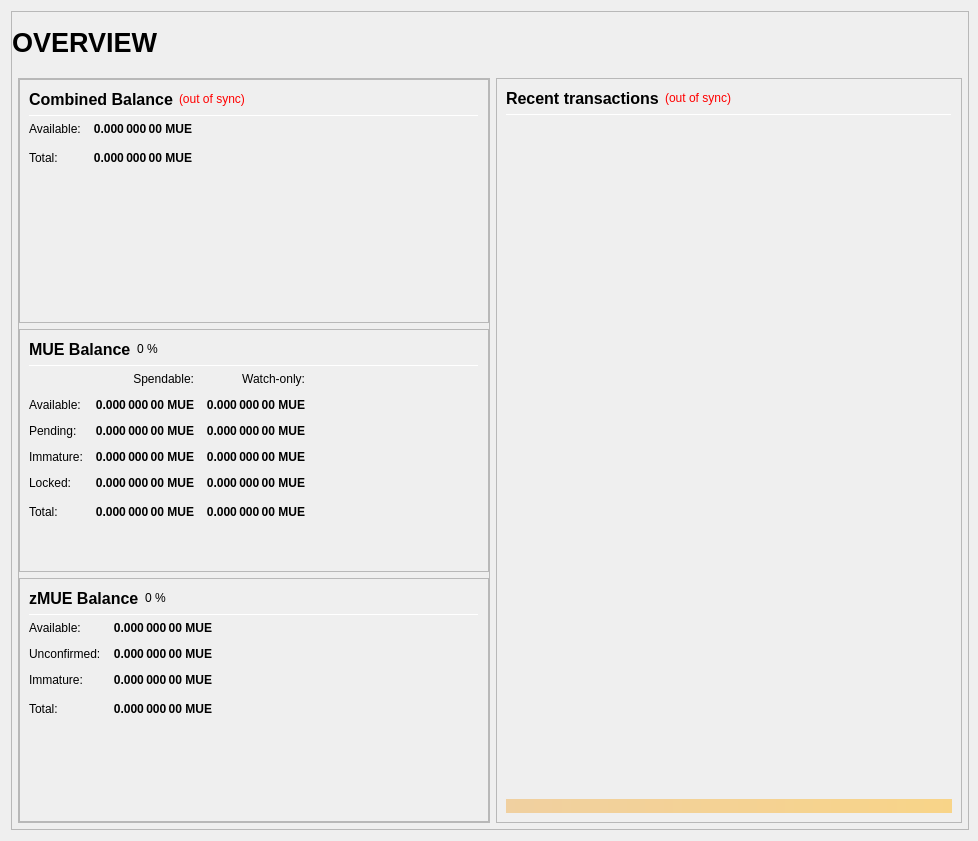
Above: src/qt/forms/overviewpage.ui from theboldproject/BOLD before the change. Below: the same form after it.
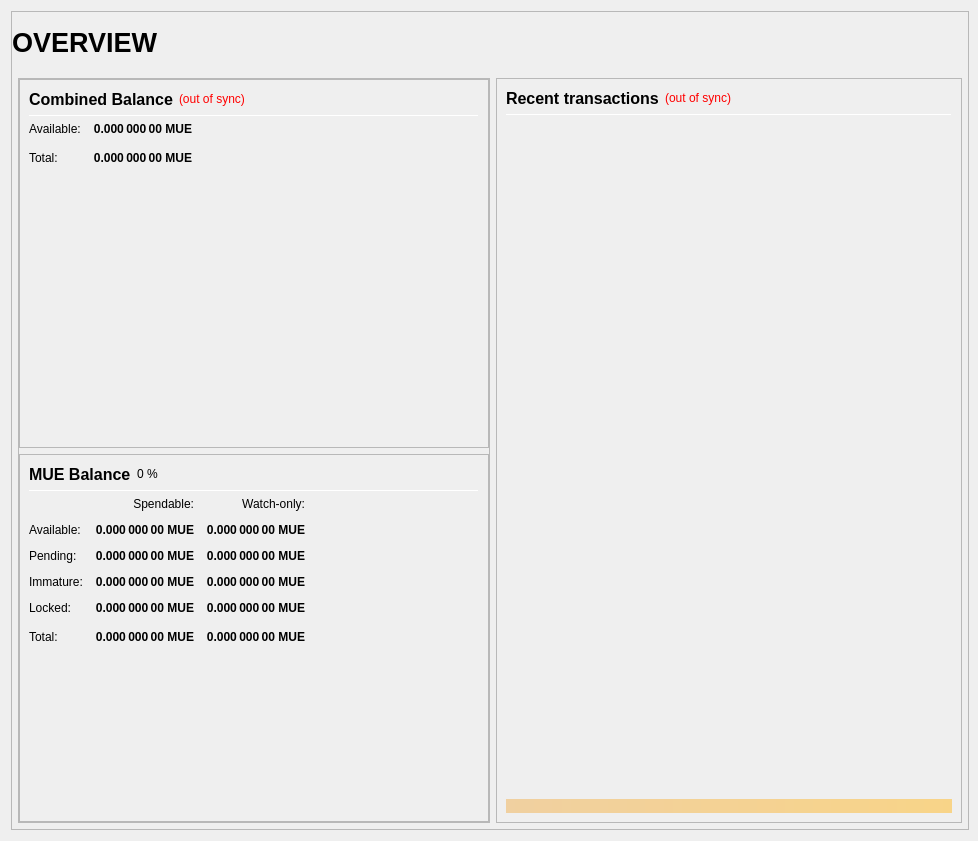
That is the form after the change.

Commit message: Remove Zerocoin

```diff
--- a/src/qt/forms/overviewpage.ui
+++ b/src/qt/forms/overviewpage.ui
@@ -200,7 +200,7 @@
                  <property name="frameShadow">
                   <enum>QFrame::Raised</enum>
                  </property>
-                 <layout class="QVBoxLayout" name="verticalLayout" stretch="0,0,0">
+                 <layout class="QVBoxLayout" name="verticalLayout" stretch="0,0">
                   <property name="leftMargin">
                    <number>0</number>
                   </property>
@@ -825,242 +825,6 @@
                     </layout>
                    </widget>
                   </item>
-                  <item>
-                   <widget class="QFrame" name="frame_ZerocoinBalances">
-                    <property name="frameShape">
-                     <enum>QFrame::StyledPanel</enum>
-                    </property>
-                    <property name="frameShadow">
-                     <enum>QFrame::Raised</enum>
-                    </property>
-                    <layout class="QVBoxLayout" name="verticalLayout_7">
-                     <item>
-                      <layout class="QHBoxLayout" name="horizontalLayout_8" stretch="0">
-                       <item>
-                        <widget class="QLabel" name="label_5z_3">
-                         <property name="minimumSize">
-                          <size>
-                           <width>0</width>
-                           <height>20</height>
-                          </size>
-                         </property>
-                         <property name="font">
-                          <font>
-                           <pointsize>12</pointsize>
-                           <weight>75</weight>
-                           <bold>true</bold>
-                          </font>
-                         </property>
-                         <property name="text">
-                          <string>zMUE Balance</string>
-                         </property>
-                        </widget>
-                       </item>
-                       <item>
-                        <widget class="QLabel" name="labelzMUEPercent">
-                         <property name="text">
-                          <string notr="true">0 %</string>
-                         </property>
-                        </widget>
-                       </item>
-                       <item>
-                        <spacer name="horizontalSpacer_11">
-                         <property name="orientation">
-                          <enum>Qt::Horizontal</enum>
-                         </property>
-                         <property name="sizeHint" stdset="0">
-                          <size>
-                           <width>40</width>
-                           <height>20</height>
-                          </size>
-                         </property>
-                        </spacer>
-                       </item>
-                      </layout>
-                     </item>
-                     <item>
-                      <widget class="Line" name="line_ZerocoinBalance">
-                       <property name="minimumSize">
-                        <size>
-                         <width>0</width>
-                         <height>1</height>
-                        </size>
-                       </property>
-                       <property name="maximumSize">
-                        <size>
-                         <width>16777215</width>
-                         <height>1</height>
-                        </size>
-                       </property>
-                       <property name="orientation">
-                        <enum>Qt::Horizontal</enum>
-                       </property>
-                      </widget>
-                     </item>
-                     <item>
-                      <layout class="QGridLayout" name="gridLayout_5">
-                       <property name="spacing">
-                        <number>12</number>
-                       </property>
-                       <item row="1" column="0">
-                        <widget class="QLabel" name="labelzBalanceMatureText">
-                         <property name="toolTip">
-                          <string>Mature: more than 20 confirmation and more than 3 mints of the same denomination after it was minted.
-These zMUE are spendable.</string>
-                         </property>
-                         <property name="text">
-                          <string>Available:</string>
-                         </property>
-                        </widget>
-                       </item>
-                       <item row="1" column="1">
-                        <widget class="QLabel" name="labelzBalanceMature">
-                         <property name="font">
-                          <font>
-                           <weight>75</weight>
-                           <bold>true</bold>
-                          </font>
-                         </property>
-                         <property name="toolTip">
-                          <string>Mature: more than 20 confirmation and more than 3 mints of the same denomination after it was minted.
-These zMUE are spendable.</string>
-                         </property>
-                         <property name="text">
-                          <string notr="true">0.000 000 00 MUE</string>
-                         </property>
-                         <property name="alignment">
-                          <set>Qt::AlignRight|Qt::AlignTrailing|Qt::AlignVCenter</set>
-                         </property>
-                        </widget>
-                       </item>
-                       <item row="2" column="0">
-                        <widget class="QLabel" name="labelzBalanceUnconfirmedText">
-                         <property name="toolTip">
-                          <string>Unconfirmed: less than 20 confirmations
-Immature: confirmed, but less than 3 mints of the same denomination after it was minted</string>
-                         </property>
-                         <property name="text">
-                          <string>Unconfirmed:</string>
-                         </property>
-                        </widget>
-                       </item>
-                       <item row="2" column="1">
-                        <widget class="QLabel" name="labelzBalanceUnconfirmed">
-                         <property name="font">
-                          <font>
-                           <weight>75</weight>
-                           <bold>true</bold>
-                          </font>
-                         </property>
-                         <property name="toolTip">
-                          <string>Unconfirmed: less than 20 confirmations
-Immature: confirmed, but less than 3 mints of the same denomination after it was minted</string>
-                         </property>
-                         <property name="text">
-                          <string notr="true">0.000 000 00 MUE</string>
-                         </property>
-                         <property name="alignment">
-                          <set>Qt::AlignRight|Qt::AlignTrailing|Qt::AlignVCenter</set>
-                         </property>
-                        </widget>
-                       </item>
-                       <item row="3" column="0">
-                        <widget class="QLabel" name="labelzBalanceImmatureText">
-                         <property name="toolTip">
-                          <string>Unconfirmed: less than 20 confirmations
-Immature: confirmed, but less than 3 mints of the same denomination after it was minted</string>
-                         </property>
-                         <property name="text">
-                          <string>Immature:</string>
-                         </property>
-                        </widget>
-                       </item>
-                       <item row="3" column="1">
-                        <widget class="QLabel" name="labelzBalanceImmature">
-                         <property name="font">
-                          <font>
-                           <weight>75</weight>
-                           <bold>true</bold>
-                          </font>
-                         </property>
-                         <property name="toolTip">
-                          <string>Unconfirmed: less than 20 confirmations
-Immature: confirmed, but less than 3 mints of the same denomination after it was minted</string>
-                         </property>
-                         <property name="text">
-                          <string notr="true">0.000 000 00 MUE</string>
-                         </property>
-                         <property name="alignment">
-                          <set>Qt::AlignRight|Qt::AlignTrailing|Qt::AlignVCenter</set>
-                         </property>
-                        </widget>
-                       </item>
-                       <item row="4" column="0">
-                        <widget class="QLabel" name="labelzBalanceText">
-                         <property name="toolTip">
-                          <string>Your current zMUE balance, unconfirmed and immature zMUE included.</string>
-                         </property>
-                         <property name="text">
-                          <string>Total:</string>
-                         </property>
-                        </widget>
-                       </item>
-                       <item row="4" column="1">
-                        <widget class="QLabel" name="labelzBalance">
-                         <property name="font">
-                          <font>
-                           <weight>75</weight>
-                           <bold>true</bold>
-                          </font>
-                         </property>
-                         <property name="cursor">
-                          <cursorShape>IBeamCursor</cursorShape>
-                         </property>
-                         <property name="toolTip">
-                          <string>Your current zMUE balance, unconfirmed and immature zMUE included.</string>
-                         </property>
-                         <property name="text">
-                          <string notr="true">0.000 000 00 MUE</string>
-                         </property>
-                         <property name="alignment">
-                          <set>Qt::AlignRight|Qt::AlignTrailing|Qt::AlignVCenter</set>
-                         </property>
-                         <property name="textInteractionFlags">
-                          <set>Qt::LinksAccessibleByMouse|Qt::TextSelectableByKeyboard|Qt::TextSelectableByMouse</set>
-                         </property>
-                        </widget>
-                       </item>
-                       <item row="4" column="2">
-                        <spacer name="horizontalSpacer_4">
-                         <property name="orientation">
-                          <enum>Qt::Horizontal</enum>
-                         </property>
-                         <property name="sizeHint" stdset="0">
-                          <size>
-                           <width>40</width>
-                           <height>20</height>
-                          </size>
-                         </property>
-                        </spacer>
-                       </item>
-                      </layout>
-                     </item>
-                     <item>
-                      <spacer name="verticalSpacer_4">
-                       <property name="orientation">
-                        <enum>Qt::Vertical</enum>
-                       </property>
-                       <property name="sizeHint" stdset="0">
-                        <size>
-                         <width>20</width>
-                         <height>40</height>
-                        </size>
-                       </property>
-                      </spacer>
-                     </item>
-                    </layout>
-                   </widget>
-                  </item>
                  </layout>
                 </widget>
                </item>
```
Left out of the diff: 8 changed lines with no effect on the pictures. The commit also changes 135 other files.
